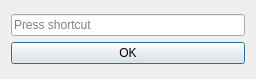
First picture: the form in src/citra_qt/util/sequence_dialog/sequence_dialog.ui, repository B3n30/citra-1, before the edit.
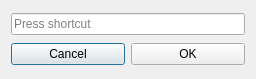
Second picture: the form after the edit.

Commit message: citra_qt: Use double click for editing key sequence instead of right click. Minor code changes.

```diff
--- a/src/citra_qt/util/sequence_dialog/sequence_dialog.ui
+++ b/src/citra_qt/util/sequence_dialog/sequence_dialog.ui
@@ -15,9 +15,16 @@
   </property>
   <layout class="QVBoxLayout" name="verticalLayout">
    <item>
-    <layout class="QVBoxLayout" name="verticalLayout_2">
+    <widget class="QKeySequenceEdit" name="key_sequence"/>
+   </item>
+   <item>
+    <layout class="QHBoxLayout" name="horizontalLayout">
      <item>
-      <widget class="QKeySequenceEdit" name="key_sequence"/>
+      <widget class="QPushButton" name="cancel_button">
+       <property name="text">
+        <string>Cancel</string>
+       </property>
+      </widget>
      </item>
      <item>
       <widget class="QPushButton" name="ok_button">
```
The commit also changes 12 other files.
